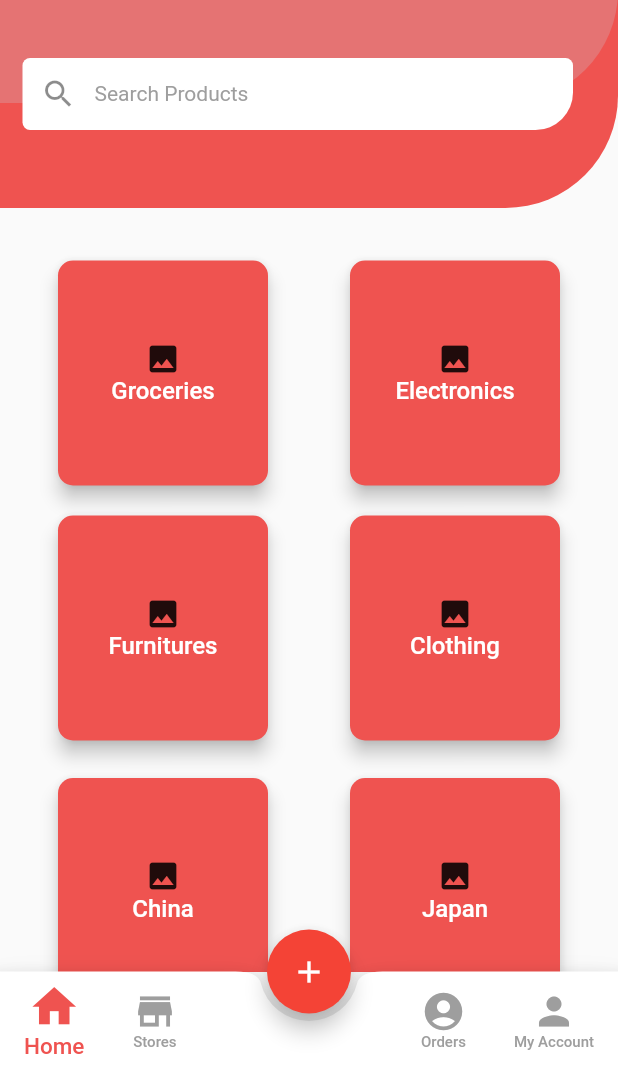
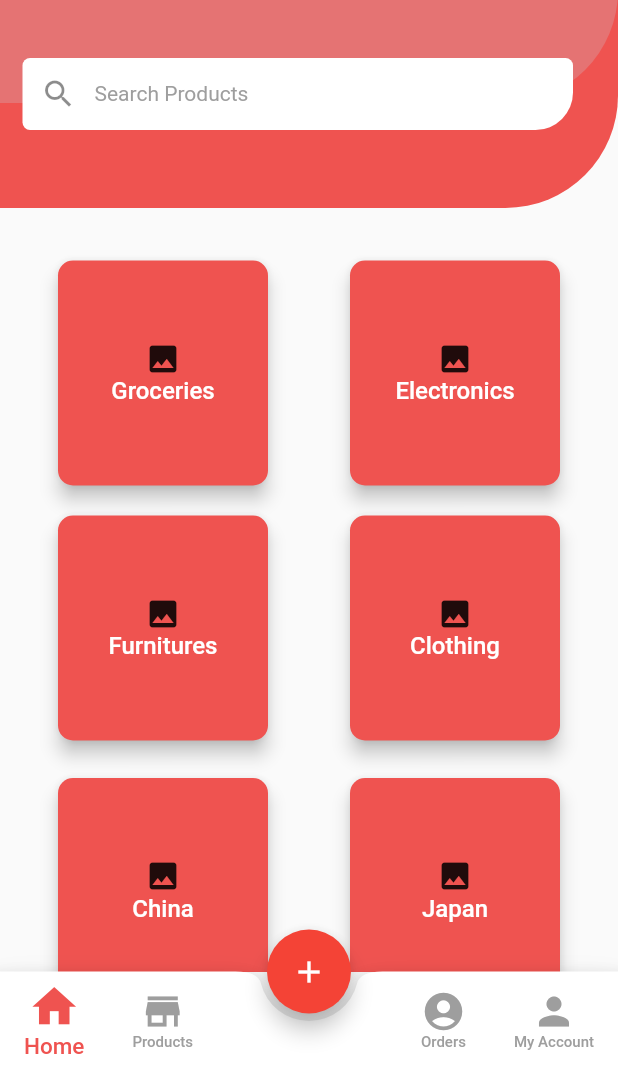
Before and after one commit to 4molybdenum2/ecomm_app, a Flutter app: the screen it shows after launch, on a phone screen of 412 x 824 dp, the part 167-1236 px from its top. Run offline on Flutter 3.47's test engine with Material 2 defaults, Android fonts, the phone set to English and light mode, and no system bars; our stand-ins replace cloud_firestore, firebase_auth, flutter_spinkit; accounts and stored records are empty; Roboto replaces fonts that are missing (Monserrat); project files that could hold a hidden picture were left out.

Commit message:
Resolved Errors

```diff
--- a/lib/homepage.dart
+++ b/lib/homepage.dart
@@ -1,7 +1,7 @@
 import 'package:ecomm_app/screens/home_screen.dart';
 import 'package:ecomm_app/screens/orders_page.dart';
+import 'package:ecomm_app/screens/products_page.dart';
 import 'package:ecomm_app/screens/setting_page.dart';
-import 'file:///home/pranshu/Dev/test/ecomm_app/lib/screens/stores_page.dart';
 import 'package:flutter/material.dart';
 
 class MyHomePage extends StatefulWidget {
@@ -13,7 +13,7 @@ class _MyHomePageState extends State<MyHomePage> {
   int currentTab = 0;
   final List<Widget> _children = [
     HomeScreen(),
-    StoresPage(),
+    ProductsPage(),
     OrdersPage(),
     SettingsPage()
   ];
@@ -74,7 +74,7 @@ class _MyHomePageState extends State<MyHomePage> {
                         currentTab == 1 ? Colors.red[400] : Colors.grey,
                       ),
                       Text(
-                        'Stores',
+                        'Products',
                         style: TextStyle(
                           fontSize: currentTab == 1 ? 15 : 10,
                           color:
```
